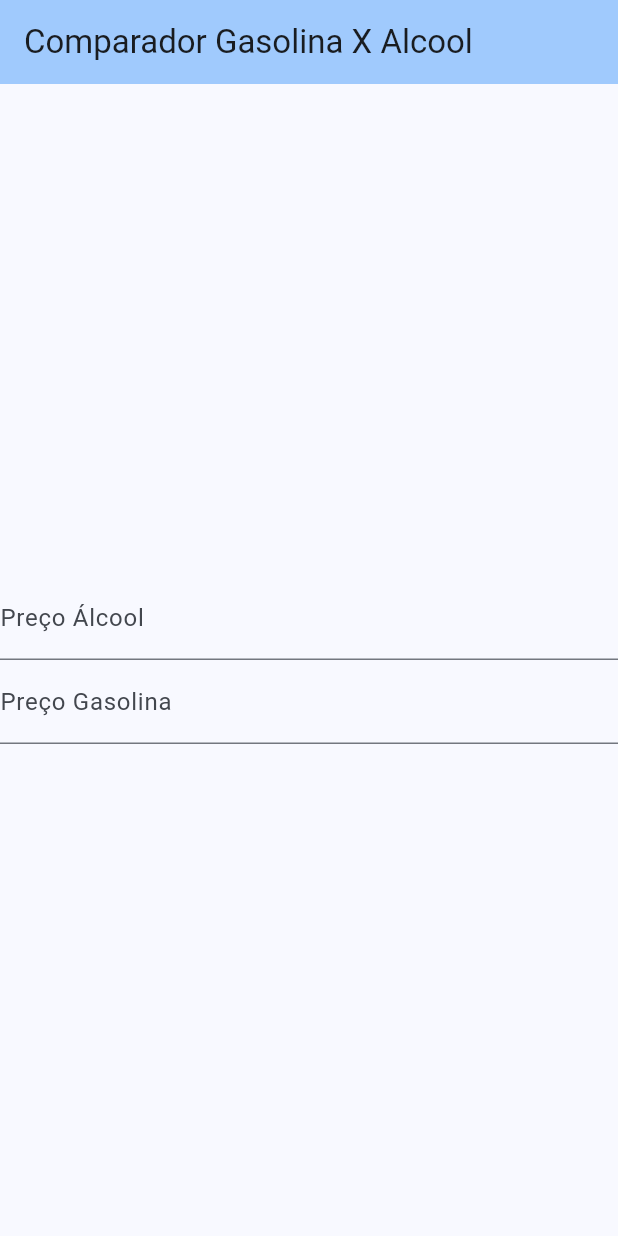
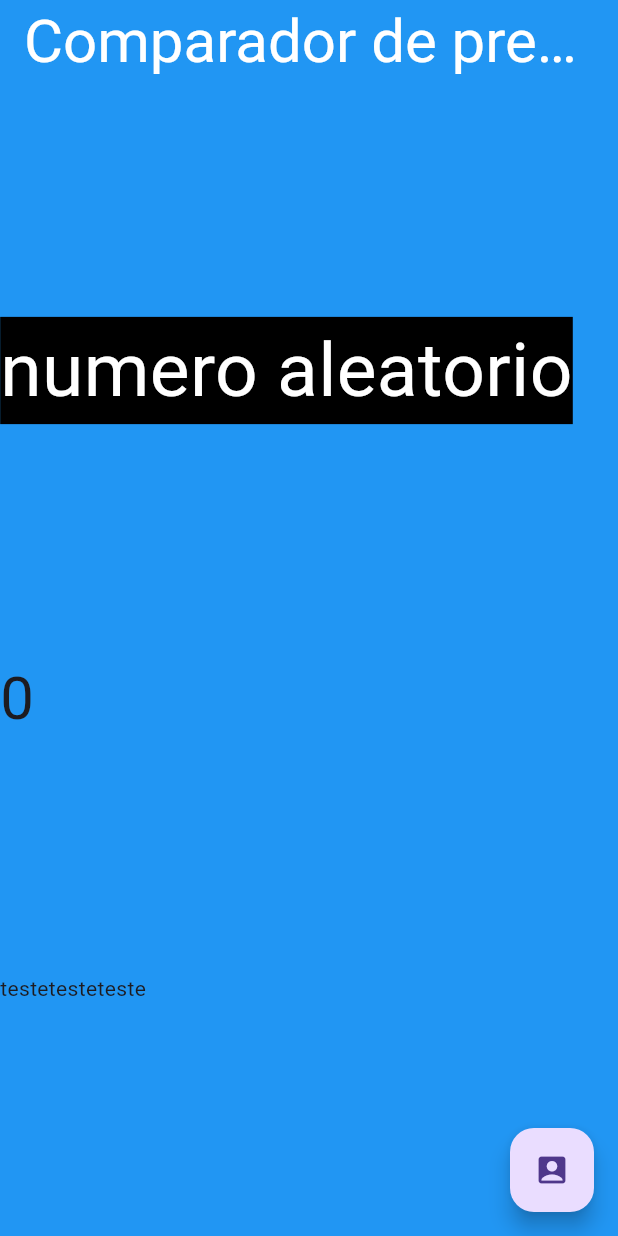
Before and after one commit to Soarezzsemj/Comparador-Precos, a Flutter app: the screen it shows after launch, on a phone screen of 412 x 824 dp. Run offline on Flutter 3.47's test engine with Material 3 defaults, Android fonts, the phone set to English and light mode, and no system bars; our stand-ins replace google_fonts; Roboto replaces fonts that are missing (Abel).

Commit message:
Feat: Novas alterações, my app, home page e separação de função para maior organização

```diff
--- a/lib/main.dart
+++ b/lib/main.dart
@@ -1,114 +1,9 @@
+import 'dart:math';
+import 'package:flutter/cupertino.dart';
 import 'package:flutter/material.dart';
+import 'pages/home_page.dart' show HomePage;
+import 'my_app.dart' show MyApp;
 
-void main() {
-  runApp(const MyApp());
+void main(){
+  runApp(MyApp());
 }
-
-class MyApp extends StatelessWidget {
-  const MyApp({super.key});
-
-  // This widget is the root of your application.
-  @override
-  Widget build(BuildContext context) {
-    return MaterialApp(
-      title: 'Comparador Gasolina X Alcool',
-      debugShowCheckedModeBanner: false,
-      theme: ThemeData(
-        // This is the theme of your application.
-        //
-        // TRY THIS: Try running your application with "flutter run". You'll see
-        // the application has a purple toolbar. Then, without quitting the app,
-        // try changing the seedColor in the colorScheme below to Colors.green
-        // and then invoke "hot reload" (save your changes or press the "hot
-        // reload" button in a Flutter-supported IDE, or press "r" if you used
-        // the command line to start the app).
-        //
-        // Notice that the counter didn't reset back to zero; the application
-        // state is not lost during the reload. To reset the state, use hot
-        // restart instead.
-        //
-        // This works for code too, not just values: Most code changes can be
-        // tested with just a hot reload.
-        colorScheme: .fromSeed(seedColor: Colors.blue),
-      ),
-      home: const MyHomePage(title: 'Comparador Gasolina X Alcool'),
-    );
-  }
-}
-
-class MyHomePage extends StatefulWidget {
-  const MyHomePage({super.key, required this.title});
-
-  // This widget is the home page of your application. It is stateful, meaning
-  // that it has a State object (defined below) that contains fields that affect
-  // how it looks.
-
-  // This class is the configuration for the state. It holds the values (in this
-  // case the title) provided by the parent (in this case the App widget) and
-  // used by the build method of the State. Fields in a Widget subclass are
-  // always marked "final".
-
-  final String title;
-
-  @override
-  State<MyHomePage> createState() => _MyHomePageState();
-}
-
-class _MyHomePageState extends State<MyHomePage> {
-  int _counter = 0;
-
-  void _incrementCounter() {
-    setState(() {
-      // This call to setState tells the Flutter framework that something has
-      // changed in this State, which causes it to rerun the build method below
-      // so that the display can reflect the updated values. If we changed
-      // _counter without calling setState(), then the build method would not be
-      // called again, and so nothing would appear to happen.
-      _counter++;
-    });
-  }
-
-  @override
-  Widget build(BuildContext context) {
-    // This method is rerun every time setState is called, for instance as done
-    // by the _incrementCounter method above.
-    //
-    // The Flutter framework has been optimized to make rerunning build methods
-    // fast, so that you can just rebuild anything that needs updating rather
-    // than having to individually change instances of widgets.
-    return Scaffold(
-      appBar: AppBar(
-        // TRY THIS: Try changing the color here to a specific color (to
-        // Colors.amber, perhaps?) and trigger a hot reload to see the AppBar
-        // change color while the other colors stay the same.
-        backgroundColor: Theme.of(context).colorScheme.inversePrimary,
-        // Here we take the value from the MyHomePage object that was created by
-        // the App.build method, and use it to set our appbar title.
-        title: Text(widget.title),
-      ),
-      body: Center(
-        // Center is a layout widget. It takes a single child and positions it
-        // in the middle of the parent.
-        child: Column(
-
-
-
-
-          mainAxisAlignment: .center,
-          children: [
-            TextField(
-              decoration: InputDecoration(labelText: "Preço Álcool"),
-              keyboardType: TextInputType.phone,
-
-            ),
-
-            TextField(
-              decoration: InputDecoration(labelText: "Preço Gasolina"),
-            ),
-
-          ],
-        ),
-      ),
-    );
-  }
-}
--- /dev/null
+++ b/lib/my_app.dart
@@ -0,0 +1,19 @@
+import 'package:comparador_gasolina_alcool/pages/home_page.dart';
+import 'package:flutter/cupertino.dart';
+import 'package:flutter/material.dart';
+
+class MyApp extends StatelessWidget {
+  const MyApp({Key? key}) : super(key: key);
+
+  @override
+  Widget build(BuildContext context) {
+    // TODO: implement build
+    return MaterialApp(
+      theme: ThemeData(
+        primarySwatch: Colors.blue,
+      ),
+      debugShowCheckedModeBanner: false,
+      home: HomePage(),
+    );
+  }
+}
--- /dev/null
+++ b/lib/pages/home_page.dart
@@ -0,0 +1,72 @@
+import 'dart:math';
+
+import 'package:flutter/cupertino.dart';
+import 'package:flutter/material.dart';
+import 'package:google_fonts/google_fonts.dart';
+
+import '../service/gerar_numero_aleatorio_service.dart';
+
+
+
+class HomePage extends StatefulWidget {
+  const HomePage({super.key});
+
+  @override
+  State<HomePage> createState() => _HomePageState();
+}
+
+class _HomePageState extends State<HomePage> {
+
+  var numeroGerado = 0;
+
+
+
+
+  @override
+  Widget build(BuildContext context) {
+    return Scaffold(
+      appBar: AppBar(
+        backgroundColor: Colors.blue,
+        centerTitle: true,
+         title: Text("Comparador de preço Gasolina X Alcool", style: GoogleFonts.abel(color: Colors.white, fontSize: 40),
+        ),
+      ),
+      floatingActionButton: FloatingActionButton(
+        child: const Icon(Icons.account_box),
+        onPressed: () {
+          setState(() {
+            numeroGerado =
+                GerarNumeroAleatorioService.gerarNumeroAleatorio();
+          });
+        },
+      ),
+      body: Container(
+        color: Colors.blue,// fundo
+        //margin: EdgeInsets.fromLTRB(9, 10, 9, 10), é o padding
+        child: Column(
+          crossAxisAlignment: CrossAxisAlignment.start,// separador
+          mainAxisAlignment: MainAxisAlignment.spaceEvenly, // separador tbm
+
+          children: [
+
+               Text("numero aleatorio",
+                 style: GoogleFonts.adventPro(fontSize: 50,
+                     color: Colors.white,
+                     backgroundColor: Colors.black),
+               ),
+             Text(numeroGerado.toString(),
+              style: GoogleFonts.adventPro(fontSize: 40),
+            ),
+
+            Row(children: [
+              Text("teste"),
+              Text("teste"),
+              Text("teste"),
+            ],
+            ),
+          ],
+        ),
+      ),
+    );
+  }
+}
--- /dev/null
+++ b/lib/service/gerar_numero_aleatorio_service.dart
@@ -0,0 +1,10 @@
+import 'dart:math';
+
+class GerarNumeroAleatorioService {
+  static int gerarNumeroAleatorio(){
+
+    Random numeroAleatorio = Random();
+
+    return numeroAleatorio.nextInt(1000);
+  }
+}
--- a/pubspec.yaml
+++ b/pubspec.yaml
@@ -28,6 +28,7 @@ environment:
 # the latest version available on pub.dev. To see which dependencies have newer
 # versions available, run `flutter pub outdated`.
 dependencies:
+  google_fonts: ^8.0.0
   flutter:
     sdk: flutter
 
```
Also changed, not shown: pubspec.lock, 2 other files.
